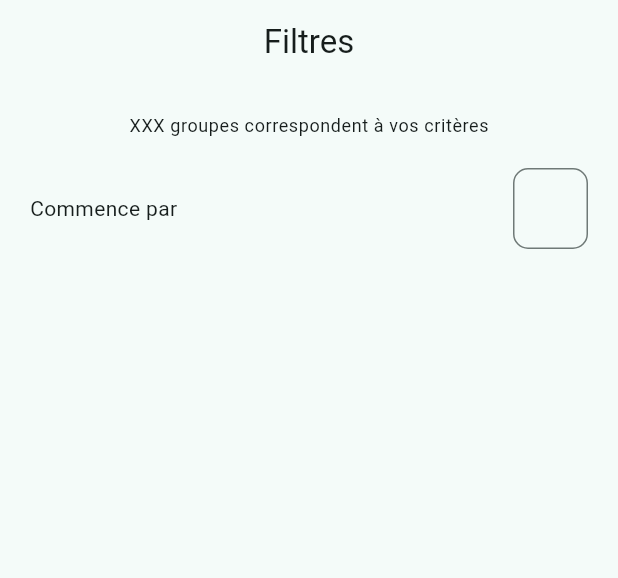
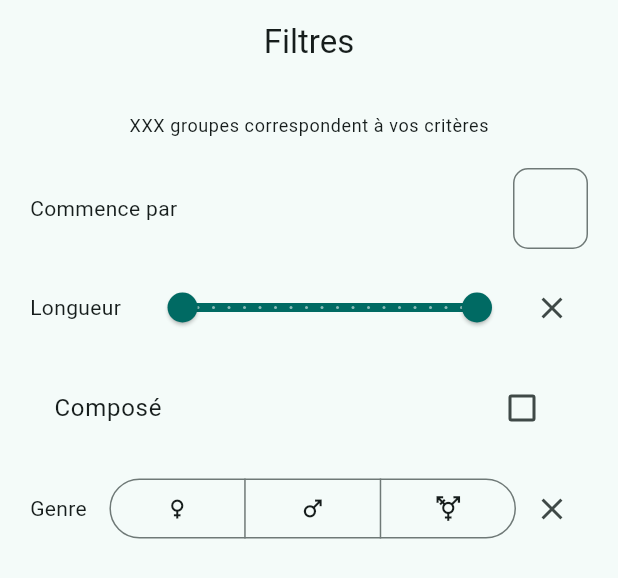
Before and after one commit to Nico04/pasteque_match, a Flutter app: the FilterPage widget shown alone on an empty page, opened directly, on a phone screen of 412 x 824 dp. Shown: the top 578 px of the screen. Run offline on Flutter 3.47's test engine with Material 2 defaults, Android fonts, the phone set to English and light mode, and no system bars; our stand-ins replace cloud_firestore, connectivity_plus, diacritic, firebase_core, firebase_crashlytics, flash and 2 more; missing offline and left inert: ai_barcode, fast_csv, fetcher; accounts and stored records are empty.

Commit message:
[FilterPage] new filters

```diff
--- a/lib/pages/filter_page.dart
+++ b/lib/pages/filter_page.dart
@@ -1,4 +1,5 @@
 import 'package:flutter/material.dart';
+import 'package:pasteque_match/models/name.dart';
 import 'package:pasteque_match/resources/_resources.dart';
 import 'package:pasteque_match/utils/_utils.dart';
 import 'package:pasteque_match/widgets/_widgets.dart';
@@ -33,6 +34,7 @@ class _FilterPageState extends State<FilterPage> with BlocProvider<FilterPage, F
               children: [
                 const Text('Commence par'),
                 const Spacer(),
+                AppResources.spacerMedium,
                 SizedBox(
                   width: 50,
                   child: TextField(
@@ -50,6 +52,67 @@ class _FilterPageState extends State<FilterPage> with BlocProvider<FilterPage, F
               ],
             ),
 
+            // Length
+            AppResources.spacerMedium,
+            Row(
+              children: [
+                const Text('Longueur'),
+                AppResources.spacerMedium,
+                Expanded(
+                  child: RangeSlider(
+                    values: bloc.length,
+                    min: FilterPageBloc._lengthMin,
+                    max: FilterPageBloc._lengthMax,
+                    divisions: FilterPageBloc._lengthDivisions.toInt(),
+                    labels: RangeLabels(
+                      bloc.length.start.round().toString(),
+                      bloc.length.end.round().toString(),
+                    ),
+                    onChanged: (RangeValues values) => setState(() => bloc.length = values),
+                  ),
+                ),
+                IconButton(
+                  icon: const Icon(Icons.clear),
+                  onPressed: () => setState(() => bloc.length = FilterPageBloc._lengthAll),
+                ),
+              ],
+            ),
+
+            // Hyphenation
+            AppResources.spacerMedium,
+            CheckboxListTile(
+              title: const Text('Composé'),
+              tristate: true,
+              value: bloc.hyphenated,
+              onChanged: (value) => setState(() => bloc.hyphenated = value),
+            ),
+
+            // Gender
+            AppResources.spacerMedium,
+            Row(
+              children: [
+                const Text('Genre'),
+                AppResources.spacerMedium,
+                Expanded(
+                  child: SegmentedButton<GroupGenderFilter>(
+                    selected: {if (bloc.groupGender != null) bloc.groupGender!},
+                    segments: GroupGenderFilter.values.map((value) => ButtonSegment(
+                      value: value,
+                      icon: Icon(value.icon),
+                    )).toList(growable: false),
+                    multiSelectionEnabled: false,
+                    showSelectedIcon: false,
+                    emptySelectionAllowed: true,
+                    onSelectionChanged: (value) => setState(() => bloc.groupGender = value.isEmpty ? null : value.single),
+                  ),
+                ),
+                IconButton(
+                  icon: const Icon(Icons.clear),
+                  onPressed: () => setState(() => bloc.groupGender = null),
+                ),
+              ],
+            ),
+
           ],
         ),
       ),
@@ -60,4 +123,24 @@ class _FilterPageState extends State<FilterPage> with BlocProvider<FilterPage, F
 
 class FilterPageBloc with Disposable {
   String? firstLetter;
+
+  static const _lengthMin = 1.0;
+  static const _lengthMax = 20.0;
+  static const _lengthDivisions = _lengthMax - _lengthMin;
+  static const _lengthAll = RangeValues(_lengthMin, _lengthMax);
+  RangeValues length = _lengthAll;
+
+  bool? hyphenated = false;
+
+  GroupGenderFilter? groupGender;
 }
+
+enum GroupGenderFilter {
+  atLeastOneFemale(Icons.female),
+  atLeastOneMale(Icons.male),
+  epicene(Icons.transgender);
+
+  const GroupGenderFilter(this.icon);
+
+  final IconData icon;
+}
```
